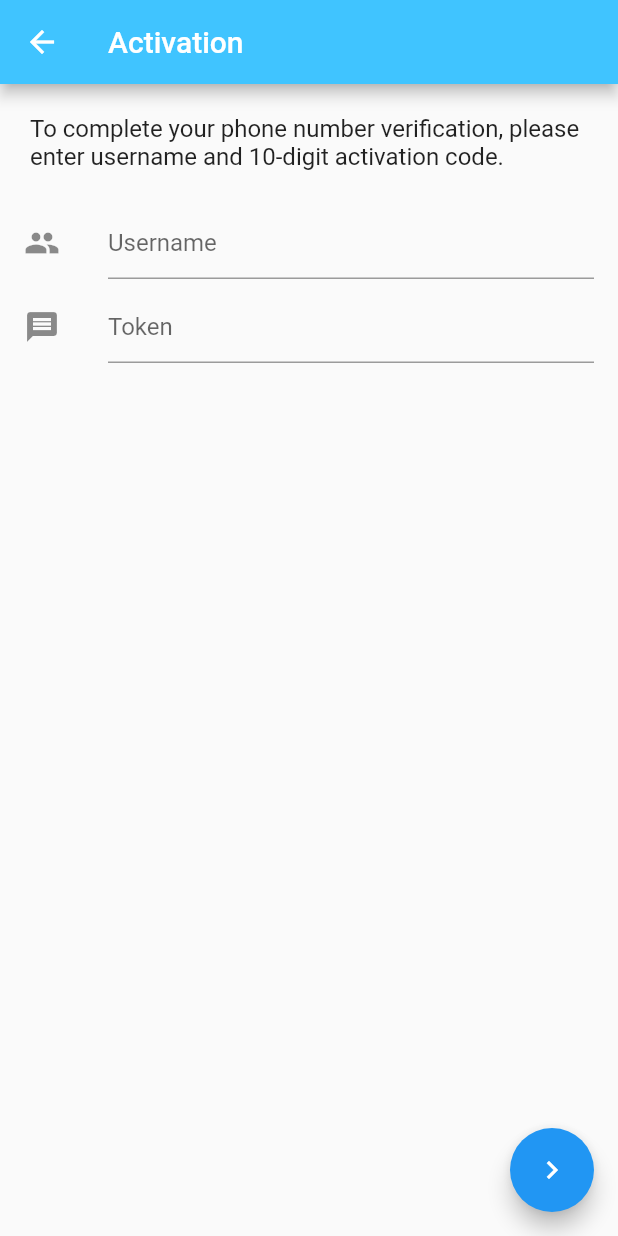
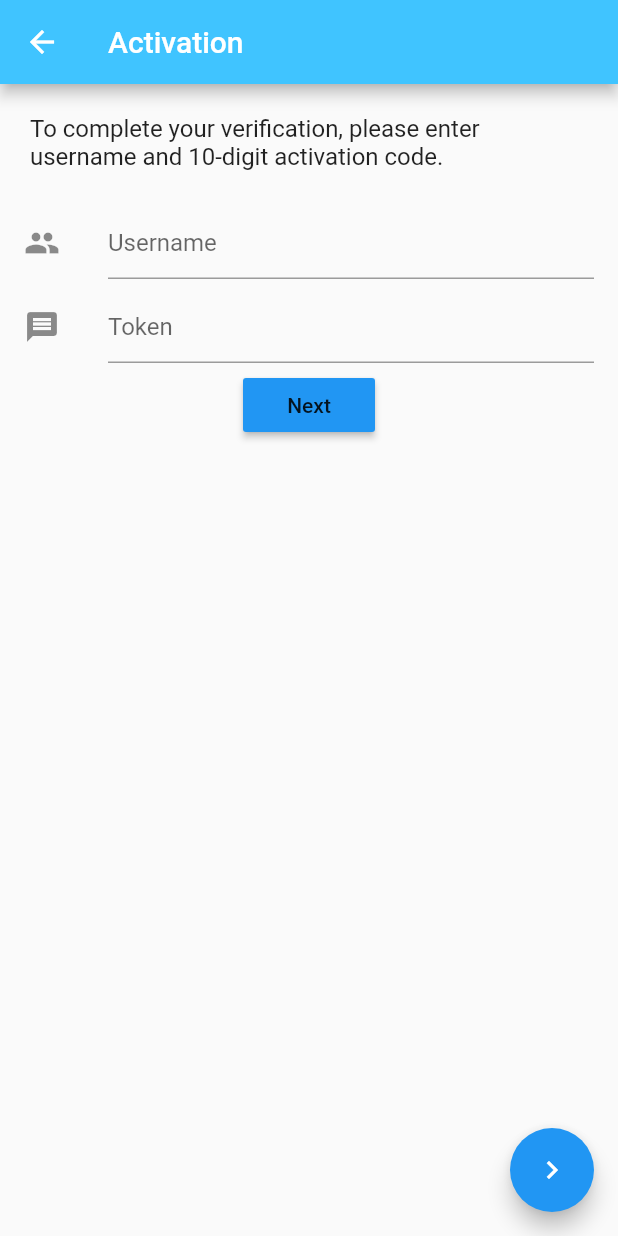
Before and after one commit to andikmabrur/hana_school, a Flutter app: the ActivationPage screen opened by its route, on a phone screen of 412 x 824 dp. Run offline on Flutter 3.47's test engine with Material 2 defaults, Android fonts, the phone set to English and light mode, and no system bars.

Commit message:
Add validation on activation form

```diff
--- a/lib/pages/page_activation.dart
+++ b/lib/pages/page_activation.dart
@@ -1,44 +1,74 @@
 import 'package:flutter/material.dart';
+import 'package:hana_school/validation.dart';
 
-class ActivationPage extends StatelessWidget {
+class ActivationPage extends StatefulWidget {
+  createState() {
+    return ActivationPageState();
+  }
+}
+
+class ActivationPageState extends State<ActivationPage> with Validation {
+  final formKey = GlobalKey<FormState>();
+
+  // DEFINE VARIABLE
+  String strUsername = '';
+  String strToken = '';
+
   @override
   Widget build(BuildContext context) {
     final instruction = Padding(
       padding: EdgeInsets.all(20.0),
       child: Text(
-        'To complete your phone number verification, please enter username and 10-digit activation code.',
+        'To complete your verification, please enter username and 10-digit activation code.',
         style: TextStyle(fontSize: 16.0),
       ),
     );
 
     final username = ListTile(
       leading: const Icon(Icons.people),
-      title: new TextField(
+      title: new TextFormField(
         decoration: new InputDecoration(
           hintText: "Username",
         ),
+        validator: validateUsername,
+        onSaved: (String value) {
+          strUsername = value;
+        },
       ),
     );
 
     final token = ListTile(
       leading: const Icon(Icons.message),
-      title: new TextField(
+      title: new TextFormField(
         decoration: new InputDecoration(
           hintText: "Token",
         ),
+        validator: validateToken,
+        onSaved: (String value) {
+          strToken = value;
+        },
       ),
+    );
+
+    final button = RaisedButton(
+      color: Colors.blue,
+      onPressed: () {
+        if (formKey.currentState.validate()) {
+          Navigator.pushNamed(context, '/RegistrationPage');
+        }
+      },
+      child: Text('Next'),
     );
 
     final body = Container(
       child: new SingleChildScrollView(
         child: new ConstrainedBox(
           constraints: new BoxConstraints(),
-          child: new Column(
-            children: <Widget>[
-              instruction,
-              username,
-              token,
-            ],
+           child: new Form(
+             key: formKey,
+            child: new Column(
+              children: <Widget>[instruction, username, token, button],
+            ),
           ),
         ),
       ),
```
Also changed, not shown: lib/validation.dart (added, +16 -0 lines).
